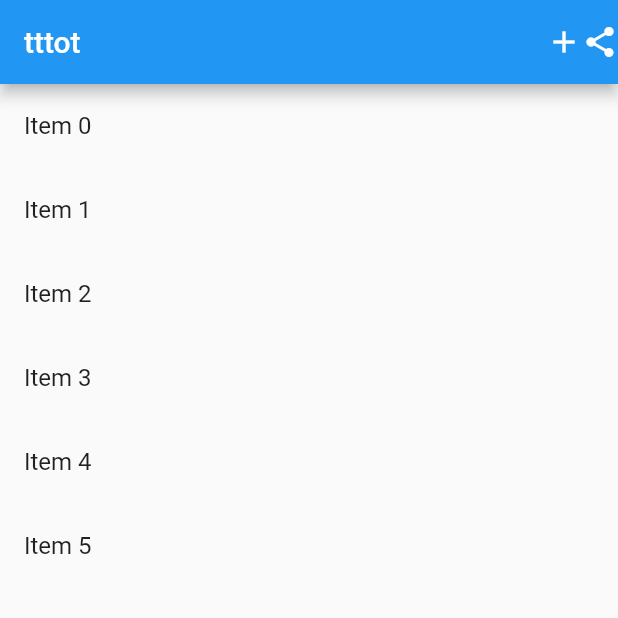
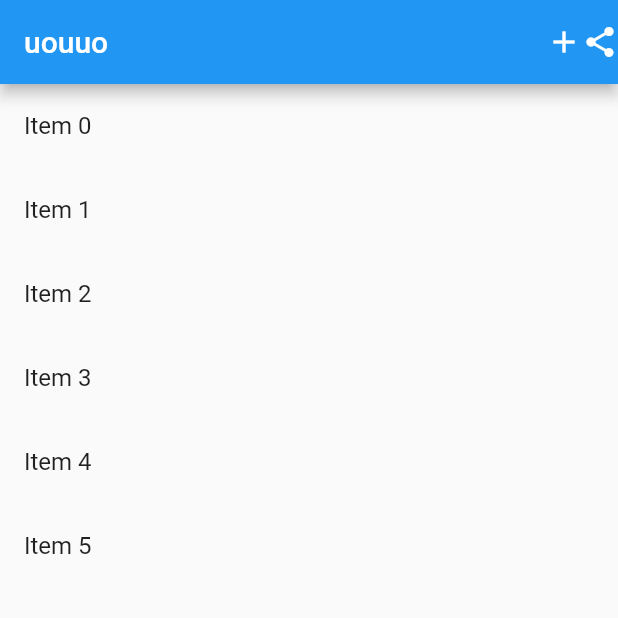
Before and after one commit to sheeeeeeeenji/youtube, a Flutter app: the screen it shows after launch, on a phone screen of 412 x 824 dp, the top half of it. Run offline on Flutter 3.47's test engine with Material 2 defaults, Android fonts, the phone set to English and light mode, and no system bars.

Commit message:
second commit4

```diff
--- a/lib/main.dart
+++ b/lib/main.dart
@@ -49,7 +49,7 @@ class _MyHomePageState extends State<MyHomePage> {
 
     return Scaffold(
       appBar: AppBar(
-        title: Text('tttot'),
+        title: Text('uouuo'),
         actions: <Widget>[Icon(Icons.add), Icon(Icons.share),],
       ),
       body: Container(
```
